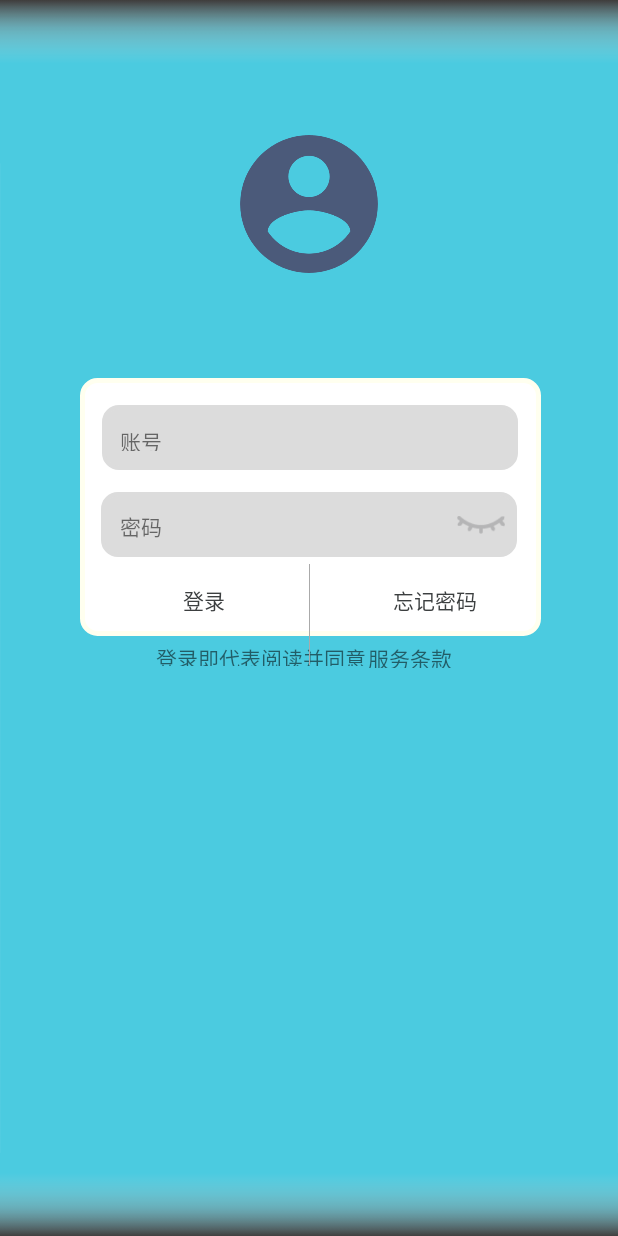
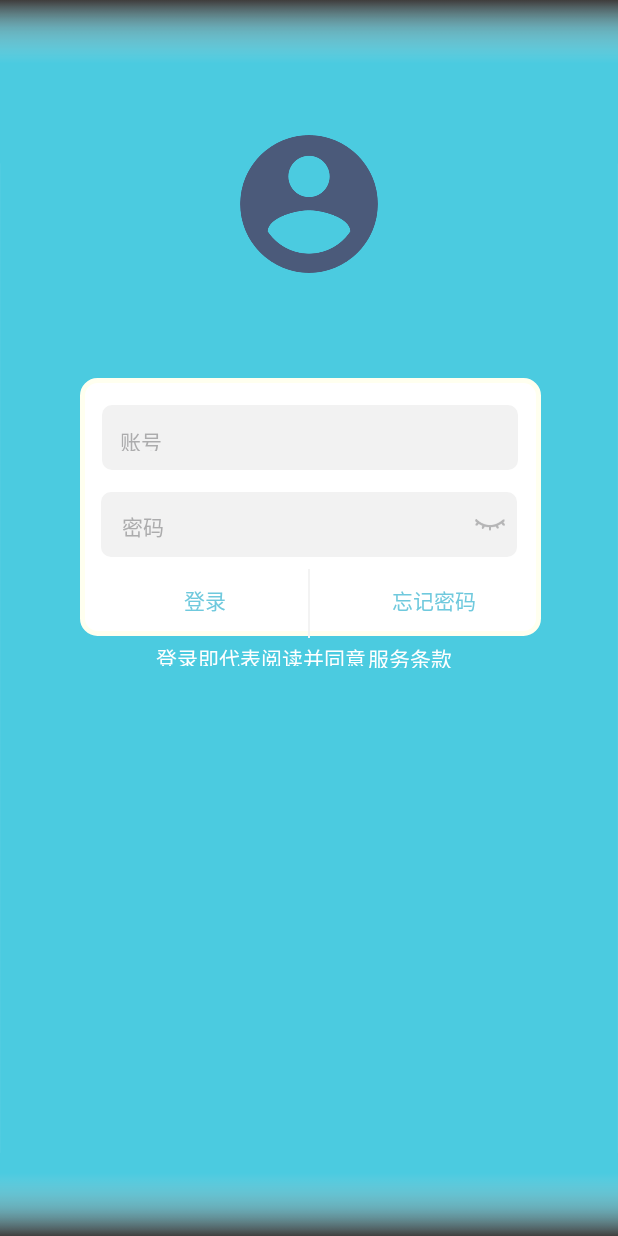
Before and after one commit to PluckySaltyfish/Tree, an Android app: the Login2Activity screen opened directly, with no data from a screen before it, on a phone screen of 412 x 824 dp. Run offline under Robolectric (Android 15) with nearby library versions, the phone set to English and light mode, and no system bars; Roboto replaces fonts that are not available here.

Commit message:
login2 style changed

```diff
--- a/app/src/main/res/drawable/userbackground.xml
+++ b/app/src/main/res/drawable/userbackground.xml
@@ -13,12 +13,12 @@
         android:right="7dp"
         android:top="7dp" />
     <!-- 设置圆角矩形 -->
-    <corners android:radius="10dp" />
+    <corners android:radius="10px" />
 
     <stroke
-        android:width="4px"
-        android:color="#DCDCDC" />
+        android:width="0px"
+        android:color="@color/gray" />
 
-    <solid android:color="#DCDCDC" />
+    <solid android:color="@color/gray" />
 
 </shape>
--- a/app/src/main/res/layout/activity_login2.xml
+++ b/app/src/main/res/layout/activity_login2.xml
@@ -48,7 +48,7 @@
         android:layout_marginStart="8dp"
         android:background="@null"
         android:text="登录"
-        android:textColor="@color/dark_gray"
+        android:textColor="@color/colorPrimary"
         app:layout_constraintBottom_toBottomOf="@+id/textbackground"
         app:layout_constraintEnd_toStartOf="@+id/guideline"
         app:layout_constraintStart_toStartOf="@+id/view1"
@@ -69,7 +69,7 @@
         android:layout_marginStart="8dp"
         android:background="@null"
         android:text="忘记密码"
-        android:textColor="@color/dark_gray"
+        android:textColor="@color/colorPrimary"
         app:layout_constraintBottom_toBottomOf="@+id/textbackground"
         app:layout_constraintEnd_toEndOf="@+id/view1"
         app:layout_constraintStart_toStartOf="@+id/guideline"
@@ -107,8 +107,8 @@
 
     <ImageView
         android:id="@+id/imageView8"
-        android:layout_width="32dp"
-        android:layout_height="16dp"
+        android:layout_width="20dp"
+        android:layout_height="12dp"
         android:layout_marginBottom="8dp"
         android:layout_marginEnd="8dp"
         android:layout_marginStart="8dp"
@@ -129,6 +129,7 @@
         android:layout_marginStart="8dp"
         android:layout_marginTop="4dp"
         android:text="登录即代表阅读并同意"
+        android:textColor="@color/white"
         app:layout_constraintBottom_toBottomOf="parent"
         app:layout_constraintEnd_toEndOf="parent"
         app:layout_constraintHorizontal_bias="0.378"
@@ -145,6 +146,7 @@
         android:layout_marginStart="12dp"
         android:layout_marginTop="8dp"
         android:text="账号 "
+        android:textColor="@color/hint_word"
         app:layout_constraintBottom_toBottomOf="@+id/text1"
         app:layout_constraintEnd_toEndOf="@+id/text1"
         app:layout_constraintHorizontal_bias="0.0"
@@ -161,6 +163,7 @@
         android:layout_marginStart="8dp"
         android:layout_marginTop="8dp"
         android:text="密码"
+        android:textColor="@color/hint_word"
         app:layout_constraintBottom_toBottomOf="@+id/text2"
         app:layout_constraintEnd_toStartOf="@+id/imageView8"
         app:layout_constraintHorizontal_bias="0.091"
@@ -214,6 +217,7 @@
         android:layout_marginTop="4dp"
         android:autoLink="all"
         android:text="@string/service_rule"
+        android:textColor="@color/white"
         app:layout_constraintBottom_toBottomOf="parent"
         app:layout_constraintEnd_toEndOf="parent"
         app:layout_constraintHorizontal_bias="0.0"
@@ -224,14 +228,14 @@
 
     <View
         android:id="@+id/view1"
-        android:layout_width="308dp"
+        android:layout_width="306dp"
 
-        android:layout_height="0.1dp"
+        android:layout_height="1dp"
         android:layout_marginBottom="8dp"
         android:layout_marginEnd="8dp"
         android:layout_marginStart="8dp"
         android:layout_marginTop="20dp"
-        android:background="@android:color/darker_gray"
+        android:background="@color/line"
         app:layout_constraintBottom_toTopOf="@+id/loginin"
         app:layout_constraintEnd_toEndOf="parent"
         app:layout_constraintStart_toStartOf="parent"
@@ -239,13 +243,13 @@
 
     <View
         android:id="@+id/view2"
-        android:layout_width="0.1dp"
-        android:layout_height="67dp"
+        android:layout_width="1dp"
+        android:layout_height="46dp"
         android:layout_marginBottom="8dp"
         android:layout_marginEnd="8dp"
         android:layout_marginStart="8dp"
-        android:layout_marginTop="23dp"
-        android:background="@android:color/darker_gray"
+        android:layout_marginTop="8dp"
+        android:background="@color/line"
         app:layout_constraintBottom_toBottomOf="@id/textbackground"
 
         app:layout_constraintEnd_toEndOf="parent"
--- a/app/src/main/res/values/colors.xml
+++ b/app/src/main/res/values/colors.xml
@@ -9,4 +9,7 @@
     <color name="black">#000000</color>
     <color name="light_gray">#F0F0F0</color>
     <color name="dark_gray">#3c3f40</color>
+    <color name="gray">#f2f2f2</color>
+    <color name="line">#f3f3f3</color>
+    <color name="hint_word">#acacad</color>
 </resources>
```
